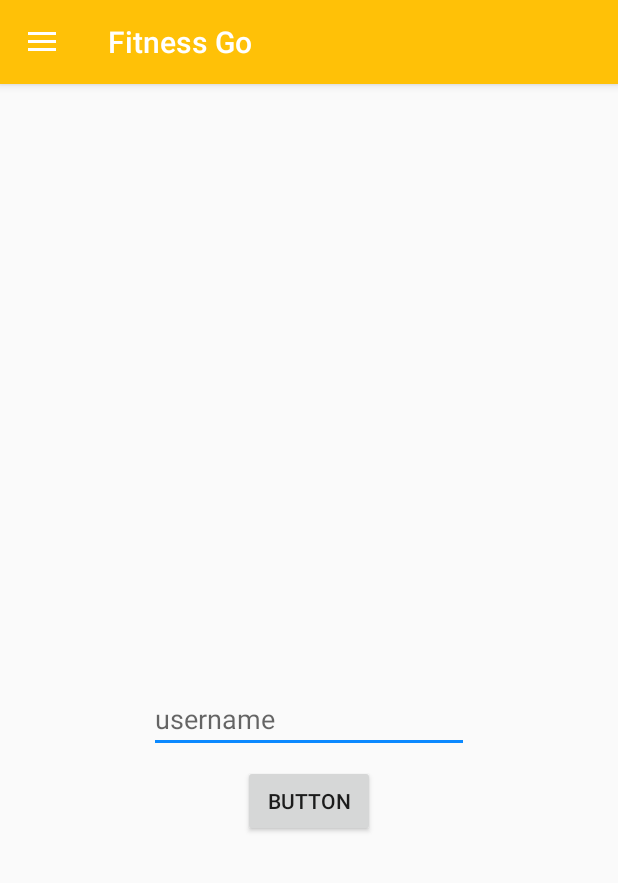
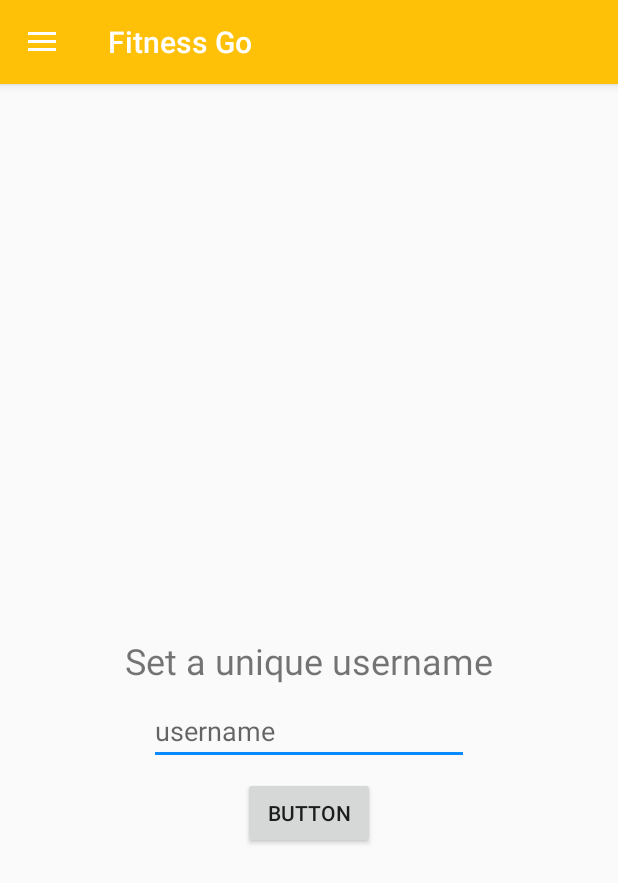
Before and after one commit to molnarjozsef/FitnessGo, an Android app: the fragment ProfileSettingsFragment placed in its activity, after a tap on "BUTTON", on a phone screen of 412 x 824 dp. Shown: the top 883 px of the screen. Run offline under Robolectric (Android 15) with nearby library versions, the phone set to English and light mode, and no system bars; our stand-ins replace Firebase (no records; nobody signed in at launch, a user with empty details on screens opened directly).

Commit message:
Fixed the drawer header - shows username and email properly

```diff
--- a/app/src/main/java/com/jose/fitnessgo/ui/MainActivity.kt
+++ b/app/src/main/java/com/jose/fitnessgo/ui/MainActivity.kt
@@ -53,6 +53,7 @@ class MainActivity : AppCompatActivity() {
             //navigationView.setCheckedItem(com.jose.fitnessgo.R.id.nav_message)
         }
 
+
         // Firebase, firestore instances
         auth = FirebaseAuth.getInstance()
         db = FirebaseFirestore.getInstance()
@@ -61,6 +62,7 @@ class MainActivity : AppCompatActivity() {
         val navigationView: NavigationView = findViewById(R.id.nav_view)
         val headerview: View = navigationView.getHeaderView(0)
         val profileEmail: TextView = headerview.findViewById(R.id.tvUserEmail)
+        val profileUserName: TextView = headerview.findViewById(R.id.tvUserName)
         profileEmail.text = auth.currentUser?.email.toString()
 
 
@@ -72,14 +74,13 @@ class MainActivity : AppCompatActivity() {
                     for (document in result) {
                         Log.d("TAG_MAIN_ACTIVITY", document.id + " => " + document.data)
                         if(document.get("email") == FirebaseAuth.getInstance().currentUser?.email.toString()){
-                            profileEmail.text = (document.get("name") ?: auth.currentUser?.email).toString()
+                            profileUserName.text = (document.get("name") ?: " ").toString()
                             return@addOnSuccessListener
                         }
-                        val user = HashMap<String, Any>()
-                        user["email"] = FirebaseAuth.getInstance().currentUser?.email.toString()
-                        db.collection("users").document(FirebaseAuth.getInstance().currentUser?.email.toString()).set(user)
-
                     }
+                    val user = HashMap<String, Any>()
+                    user["email"] = FirebaseAuth.getInstance().currentUser?.email.toString()
+                    db.collection("users").document(FirebaseAuth.getInstance().currentUser?.email.toString()).set(user)
                 }.addOnFailureListener { exception ->
                     Log.w("TAG_MAIN_ACTIVITY", "Error getting documents.", exception)
                 }
--- a/app/src/main/java/com/jose/fitnessgo/ui/ProfileSettingsFragment.kt
+++ b/app/src/main/java/com/jose/fitnessgo/ui/ProfileSettingsFragment.kt
@@ -2,11 +2,13 @@ package com.jose.fitnessgo.ui
 
 import android.net.Uri
 import android.os.Bundle
+import android.support.design.widget.NavigationView
 import android.support.v4.app.Fragment
 import android.util.Log
 import android.view.LayoutInflater
 import android.view.View
 import android.view.ViewGroup
+import android.widget.TextView
 import com.google.firebase.auth.FirebaseAuth
 import com.google.firebase.firestore.FirebaseFirestore
 import com.jose.fitnessgo.R
@@ -37,7 +39,6 @@ class ProfileSettingsFragment : Fragment() {
     override fun onViewCreated(view: View, savedInstanceState: Bundle?) {
         super.onViewCreated(view, savedInstanceState)
         val mAuth = FirebaseAuth.getInstance()
-        tvUserEmail.text = mAuth.currentUser?.email.toString()
 
         btnSetUserName.setOnClickListener {
             val user = HashMap<String, Any>()
@@ -51,6 +52,10 @@ class ProfileSettingsFragment : Fragment() {
                     ?.update(user)
                     ?.addOnSuccessListener { documentReference ->
                         Log.d("TAG_PROFILE_SETTINGS", "Added")
+                        val navigationView: NavigationView? = activity?.findViewById(R.id.nav_view)
+                        val headerview: View? = navigationView?.getHeaderView(0)
+                        val tvUserName: TextView? = headerview?.findViewById(R.id.tvUserName)
+                        tvUserName?.text = etUsername.text.toString()
                     }
                     ?.addOnFailureListener { e ->
                         Log.w("TAG_PROFILE_SETTINGS", "Error adding document", e)
--- a/app/src/main/res/layout/fragment_profile_settings.xml
+++ b/app/src/main/res/layout/fragment_profile_settings.xml
@@ -7,14 +7,14 @@
     android:layout_height="match_parent">
 
     <TextView
-        android:id="@+id/tvUserEmail"
+        android:id="@+id/textView"
         android:layout_width="wrap_content"
         android:layout_height="wrap_content"
         android:layout_marginStart="8dp"
         android:layout_marginTop="8dp"
         android:layout_marginEnd="8dp"
         android:layout_marginBottom="8dp"
-        android:text="email"
+        android:text="@string/set_a_unique_username"
         android:textSize="24sp"
         app:layout_constraintBottom_toBottomOf="parent"
         app:layout_constraintEnd_toEndOf="parent"
@@ -26,13 +26,14 @@
         android:layout_width="wrap_content"
         android:layout_height="wrap_content"
         android:layout_marginStart="8dp"
+        android:layout_marginTop="8dp"
         android:layout_marginEnd="8dp"
         android:ems="10"
         android:hint="username"
         android:inputType="textPersonName"
         app:layout_constraintEnd_toEndOf="parent"
         app:layout_constraintStart_toStartOf="parent"
-        app:layout_constraintTop_toBottomOf="@+id/tvUserEmail" />
+        app:layout_constraintTop_toBottomOf="@+id/textView" />
 
     <Button
         android:id="@+id/btnSetUserName"
--- a/app/src/main/res/layout/nav_header.xml
+++ b/app/src/main/res/layout/nav_header.xml
@@ -14,6 +14,7 @@
         android:src="@mipmap/ic_launcher_round" />
 
     <TextView
+        android:id="@+id/tvUserName"
         android:layout_width="wrap_content"
         android:layout_height="wrap_content"
         android:paddingTop="8dp"
--- a/app/src/main/res/values/strings.xml
+++ b/app/src/main/res/values/strings.xml
@@ -36,4 +36,5 @@
     <string name="enter_a_valid_email">Please enter a valid email</string>
     <string name="pw_must_be_at_least_8_chars">Password must be at least 8 characters long</string>
     <string name="pw_is_required">Password is required</string>
+    <string name="set_a_unique_username">Set a unique username</string>
 </resources>
```
